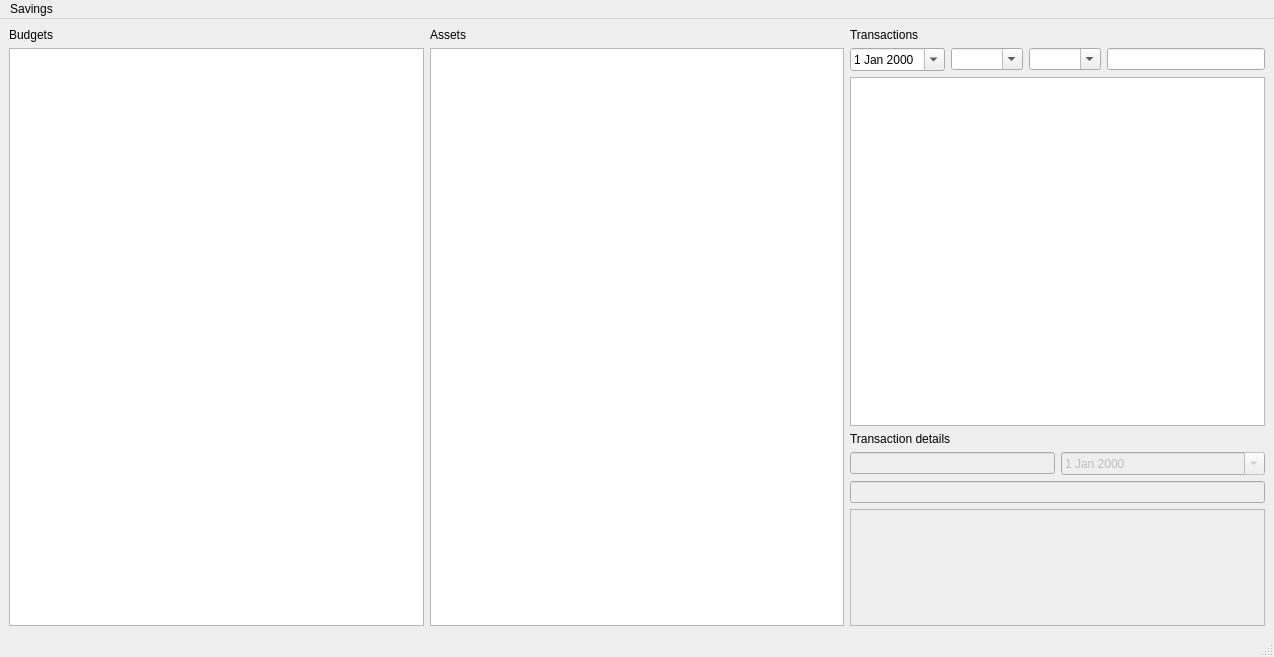
First picture: the form in form/MainWindow.ui, repository lukasszz/savings, before the edit.
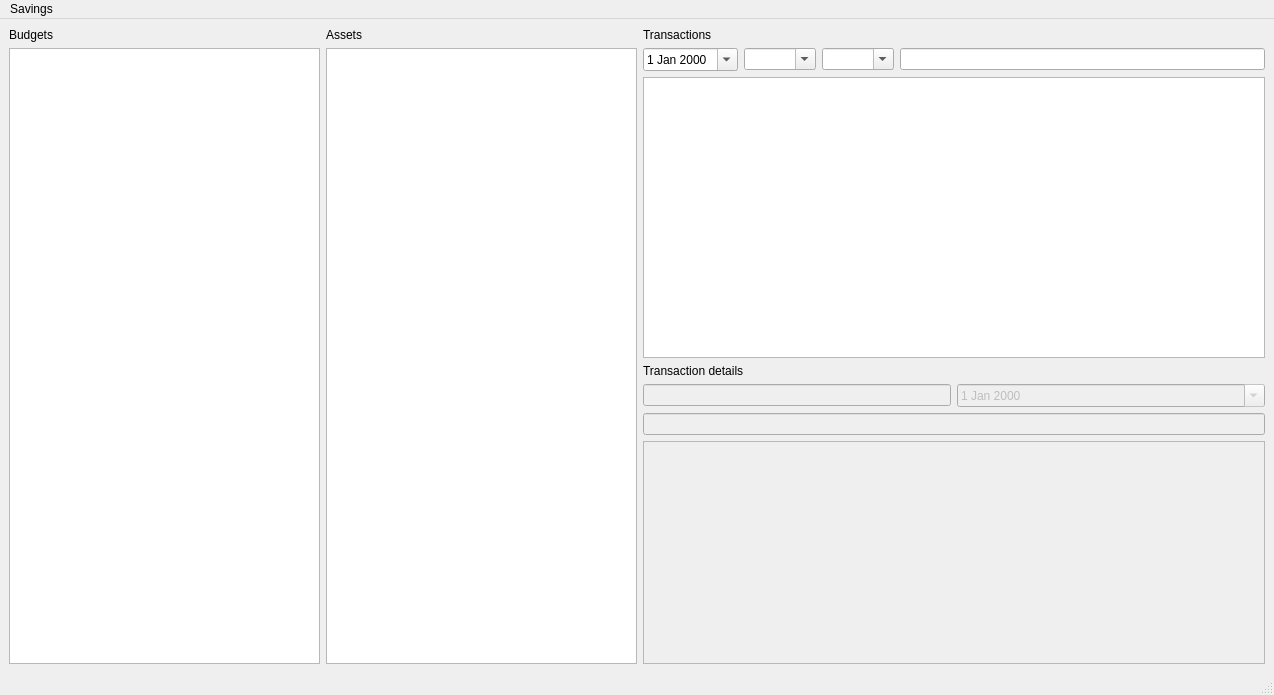
Second picture: the form after the edit.

```diff
--- a/form/MainWindow.ui
+++ b/form/MainWindow.ui
@@ -7,14 +7,14 @@
     <x>0</x>
     <y>0</y>
     <width>1274</width>
-    <height>657</height>
+    <height>695</height>
    </rect>
   </property>
   <property name="windowTitle">
    <string>Savings</string>
   </property>
   <widget class="QWidget" name="centralwidget">
-   <layout class="QHBoxLayout" name="horizontalLayout_6">
+   <layout class="QHBoxLayout" name="horizontalLayout_6" stretch="1,1,2">
     <item>
      <layout class="QVBoxLayout" name="verticalLayout">
       <item>
@@ -58,7 +58,7 @@
      </layout>
     </item>
     <item>
-     <layout class="QVBoxLayout" name="verticalLayout_3" stretch="0,0,2,0,1">
+     <layout class="QVBoxLayout" name="verticalLayout_3" stretch="0,0,3,0,3">
       <item>
        <widget class="QLabel" name="label_4">
         <property name="text">
```
Left out of the diff: 3 changed lines with no effect on the pictures.
